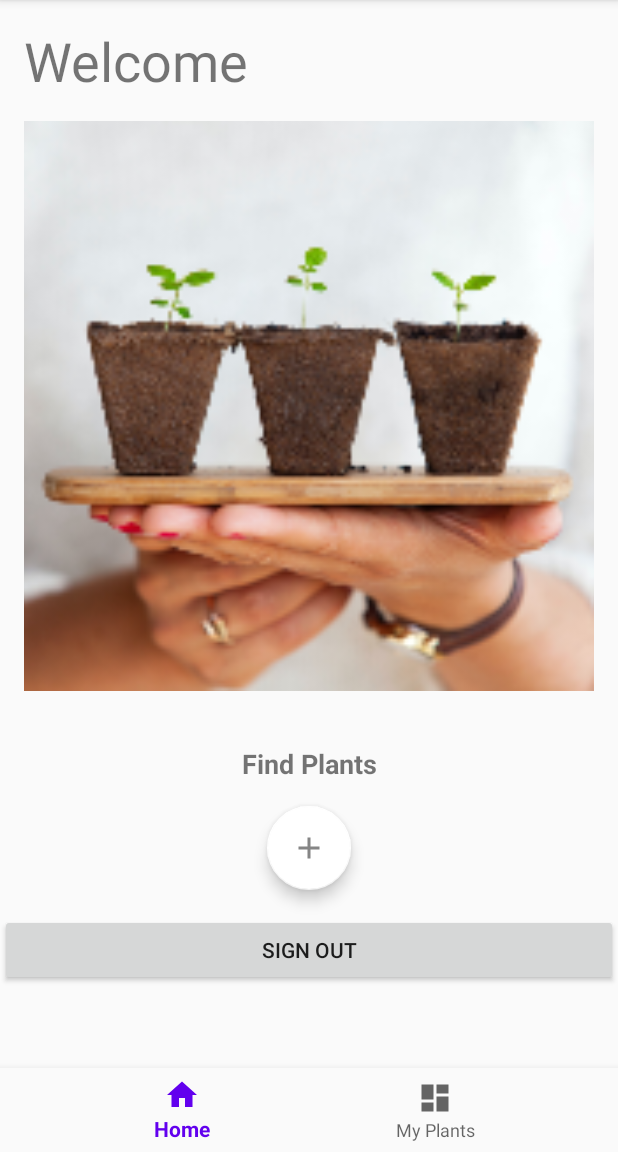
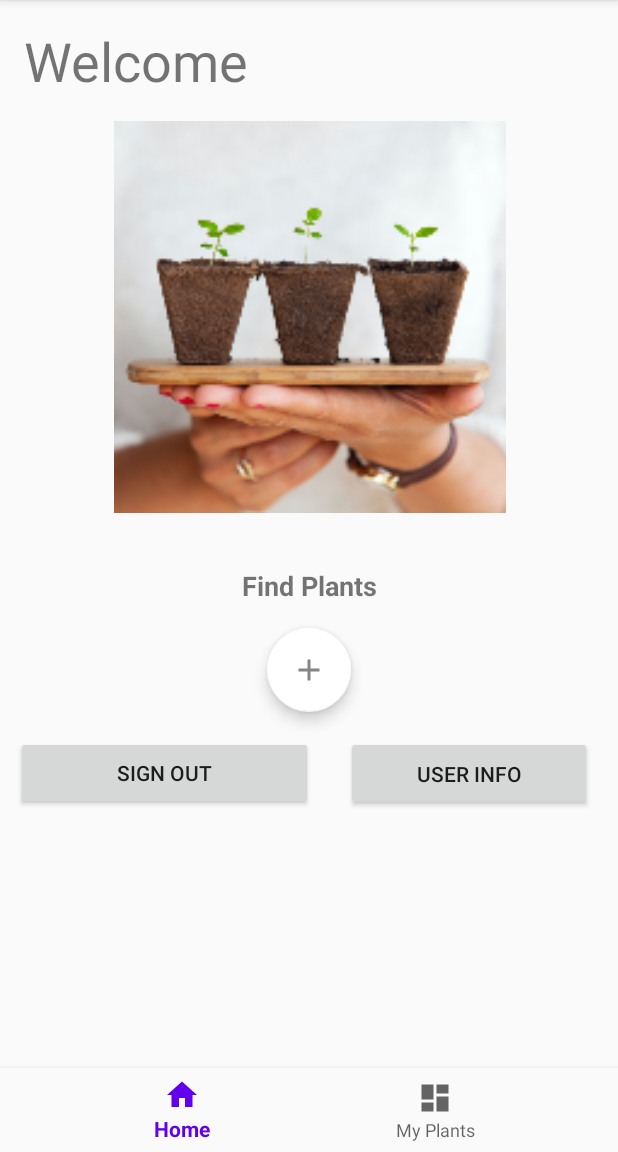
Before and after one commit to valeriedludden/GardenApp, an Android app: the MainActivityScreen screen opened directly, with no data from a screen before it, on a phone screen of 412 x 824 dp, the part 84-1236 px from its top. Run offline under Robolectric (Android 15) with nearby library versions, the phone set to English and light mode, and no system bars; our stand-ins replace Firebase (no records; nobody signed in at launch, a user with empty details on screens opened directly), navigation-ui; Roboto replaces fonts that are not available here.

Commit message:
Adding GetUserInfo activity to be able to know the current user logged on the app

```diff
--- a/app/src/main/AndroidManifest.xml
+++ b/app/src/main/AndroidManifest.xml
@@ -3,7 +3,6 @@
     package="com.team03.gardenapp">
 
     <uses-permission android:name="android.permission.INTERNET" />
-
 
     <application
         android:allowBackup="true"
@@ -13,7 +12,9 @@
         android:sharedUserId="android.uid.system"
         android:supportsRtl="true"
         android:theme="@style/AppTheme">
-        <activity android:name=".MyPlants"
+        <activity android:name=".GetUserInfo"></activity>
+        <activity
+            android:name=".MyPlants"
             android:parentActivityName=".BottomNavigation">
             <meta-data
                 android:name="android.support.PARENT_ACTIVITY"
--- a/app/src/main/java/com/team03/gardenapp/MainActivityScreen.java
+++ b/app/src/main/java/com/team03/gardenapp/MainActivityScreen.java
@@ -22,6 +22,7 @@ import androidx.navigation.ui.NavigationUI;
 
 public class MainActivityScreen extends AppCompatActivity {
 
+    private Button user_info;
     private Button mButtonSignOut;
     private FirebaseAuth mAuth;
     private String TAG = "MAIN MENU";
@@ -56,6 +57,7 @@ public class MainActivityScreen extends AppCompatActivity {
 
         mAuth = FirebaseAuth.getInstance();
         mButtonSignOut = (Button) findViewById(R.id.btnSignout);
+        user_info = findViewById(R.id.user_info);
 
         mButtonSignOut.setOnClickListener(new View.OnClickListener() {
             @Override
@@ -63,6 +65,13 @@ public class MainActivityScreen extends AppCompatActivity {
                 mAuth.signOut();
                 startActivity(new Intent(MainActivityScreen.this, LoginActivity.class));
                 finish();
+            }
+        });
+
+        user_info.setOnClickListener(new View.OnClickListener() {
+            @Override
+            public void onClick(View view) {
+                startActivity(new Intent(MainActivityScreen.this, MyPlants.class));
             }
         });
 
@@ -76,6 +85,13 @@ public class MainActivityScreen extends AppCompatActivity {
         startActivity(intent);
         finish();
     }
+
+
+    public void toUserInfo(View view) {
+        Intent intent = new Intent(MainActivityScreen.this, GetUserInfo.class);
+        startActivity(intent);
+    }
+
 
     @Override
     public boolean onCreateOptionsMenu(Menu menu) {
@@ -103,4 +119,5 @@ public class MainActivityScreen extends AppCompatActivity {
         return super.onOptionsItemSelected(item);
     }
 
+
 }
--- a/app/src/main/res/layout/activity_bottom_navigation.xml
+++ b/app/src/main/res/layout/activity_bottom_navigation.xml
@@ -21,8 +21,8 @@
 
     <ImageView
         android:id="@+id/imageView"
-        android:layout_width="392dp"
-        android:layout_height="380dp"
+        android:layout_width="295dp"
+        android:layout_height="261dp"
         android:layout_marginTop="16dp"
         android:contentDescription="@string/image_of_hands_holding_plants"
         android:src="@mipmap/welcome_image_foreground"
@@ -47,13 +47,13 @@
 
     <Button
         android:id="@+id/btnSignout"
-        android:layout_width="0dp"
-        android:layout_height="wrap_content"
+        android:layout_width="198dp"
+        android:layout_height="49dp"
         android:layout_marginTop="16dp"
         android:onClick="toLogin"
         android:text="@string/sign_out"
         app:layout_constraintEnd_toEndOf="parent"
-        app:layout_constraintHorizontal_bias="0.0"
+        app:layout_constraintHorizontal_bias="0.051"
         app:layout_constraintStart_toStartOf="parent"
         app:layout_constraintTop_toBottomOf="@+id/floatingActionButton" />
 
@@ -80,5 +80,17 @@
         app:layout_constraintRight_toRightOf="parent"
         app:menu="@menu/bottom_navigation_menu" />
 
+    <Button
+        android:id="@+id/user_info"
+        android:layout_width="164dp"
+        android:layout_height="50dp"
+        android:layout_marginTop="16dp"
+        android:onClick="toUserInfo"
+        android:text="User Info"
+        app:layout_constraintEnd_toEndOf="parent"
+        app:layout_constraintHorizontal_bias="0.555"
+        app:layout_constraintStart_toEndOf="@+id/btnSignout"
+        app:layout_constraintTop_toBottomOf="@+id/floatingActionButton" />
+
 
 </androidx.constraintlayout.widget.ConstraintLayout>
```
Also changed, not shown: app/src/main/java/com/team03/gardenapp/BottomNavigation.java (+19 -0 lines), app/src/main/java/com/team03/gardenapp/GetUserInfo.java (added, +77 -0 lines), app/src/main/res/layout/activity_get_user_info.xml (added, +59 -0 lines).
